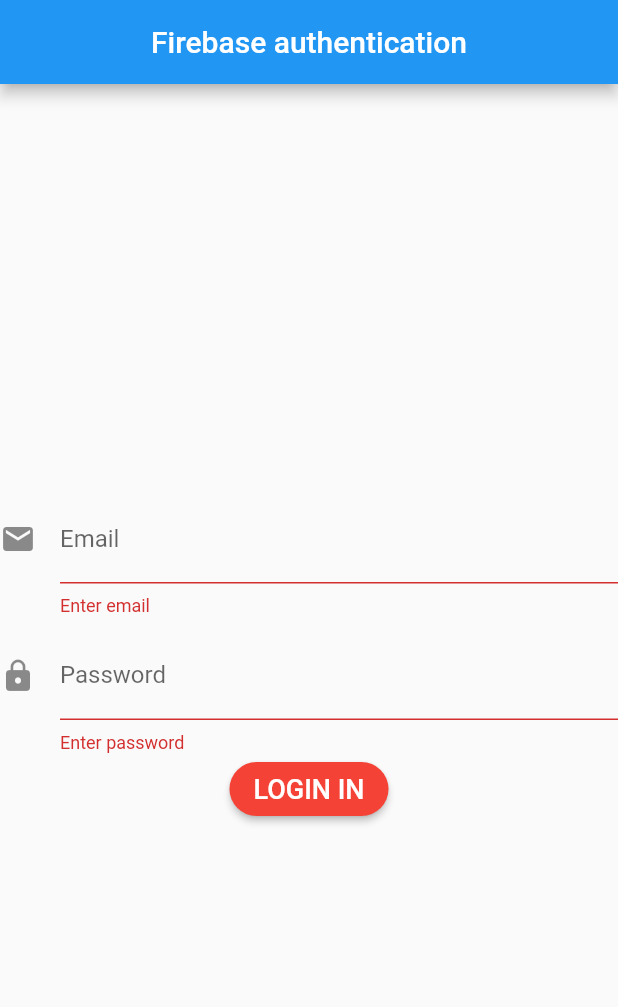
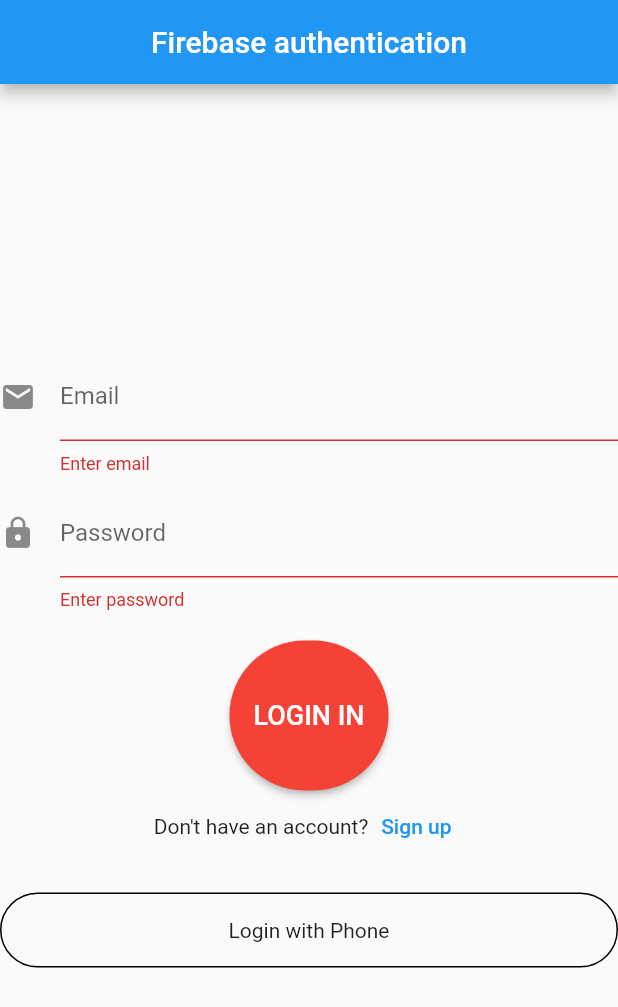
Before and after one commit to ahmedrzza/Firebase-demo, a Flutter app: the screen it shows after launch, after a tap on "LOGIN IN", on a phone screen of 412 x 824 dp. Shown: the top 1007 px of the screen. Run offline on Flutter 3.47's test engine with Material 2 defaults, Android fonts, the phone set to English and light mode, and no system bars; our stand-ins replace firebase_auth, firebase_core, fluttertoast; accounts and stored records are empty.

Commit message:
firebase auth with email and password complete

```diff
--- a/lib/login_Screen.dart
+++ /dev/null
@@ -1,99 +0,0 @@
-import 'package:firebase_auth/firebase_auth.dart';
-import 'package:flutter/material.dart';
-
-class Login_Screen extends StatefulWidget {
-  const Login_Screen({super.key});
-
-  @override
-  State<Login_Screen> createState() => _Login_ScreenState();
-}
-
-class _Login_ScreenState extends State<Login_Screen> {
-  final _formField = GlobalKey<FormState>();
-  TextEditingController emailcontroller = TextEditingController();
-  TextEditingController passwordcontroller = TextEditingController();
-  FirebaseAuth auth = FirebaseAuth.instance;
-  @override
-  void dispose() {
-    // TODO: implement dispose
-    super.dispose();
-    emailcontroller.dispose();
-    passwordcontroller.dispose();
-  }
-
-  @override
-  Widget build(BuildContext context) {
-    return Scaffold(
-      appBar: AppBar(
-        centerTitle: true,
-        title: const Text('Firebase authentication'),
-      ),
-      body: SafeArea(
-          child: Column(
-        mainAxisAlignment: MainAxisAlignment.center,
-        crossAxisAlignment: CrossAxisAlignment.center,
-        children: [
-          Form(
-            key: _formField,
-            child: Column(
-              children: [
-                TextFormField(
-                  controller: emailcontroller,
-                  decoration: const InputDecoration(
-                    icon: Icon(Icons.email),
-                    hintText: 'Write Email?',
-                    labelText: 'Email',
-                  ),
-                  validator: (value) {
-                    if (value!.isEmpty) {
-                      return 'Enter email';
-                    }
-                    return null;
-                  },
-                ),
-                SizedBox(
-                  height: 10,
-                ),
-                TextFormField(
-                  controller: passwordcontroller,
-                  obscureText: true,
-                  keyboardType: TextInputType.number,
-                  decoration: const InputDecoration(
-                    icon: Icon(Icons.lock),
-                    hintText: 'Write password?',
-                    labelText: 'Password',
-                  ),
-                  validator: (value) {
-                    if (value!.isEmpty) {
-                      return 'Enter password';
-                    }
-                    return null;
-                  },
-                ),
-              ],
-            ),
-          ),
-          ElevatedButton(
-            onPressed: () {
-              if (_formField.currentState!.validate()) {
-                auth.createUserWithEmailAndPassword(
-                    email: emailcontroller.text.toString(),
-                    password: passwordcontroller.text.toString());
-              }
-            },
-            style: ElevatedButton.styleFrom(
-              backgroundColor: Colors.red,
-              shape: const StadiumBorder(),
-            ),
-            child: const Text(
-              'LOGIN IN',
-              style: TextStyle(
-                fontSize: 18,
-              ),
-            ),
-          )
-        ],
-      )),
-    );
-  }
-}
--- a/lib/main.dart
+++ b/lib/main.dart
@@ -1,8 +1,8 @@
 import 'package:firebase_core/firebase_core.dart';
 import 'package:flutter/material.dart';
 import 'package:flutterfirebaseproject/firebase_options.dart';
-import 'package:flutterfirebaseproject/login_Screen.dart';
-import 'package:flutterfirebaseproject/splash_Screen.dart';
+import 'package:flutterfirebaseproject/screen/authentication/login_Screen.dart';
+import 'package:flutterfirebaseproject/screen/splash_Screen.dart';
 
 void main() async {
   WidgetsFlutterBinding.ensureInitialized();
--- /dev/null
+++ b/lib/screen/authentication/login_Screen.dart
@@ -0,0 +1,192 @@
+import 'package:firebase_auth/firebase_auth.dart';
+import 'package:flutter/material.dart';
+import 'package:flutter/services.dart';
+import 'package:flutterfirebaseproject/screen/authentication/phoneauth/login_Phone.dart';
+import 'package:flutterfirebaseproject/screen/authentication/sign_up.dart';
+import 'package:flutterfirebaseproject/screen/firebase_database/post_Screen.dart';
+import 'package:flutterfirebaseproject/utils/utils.dart';
+
+class Login_Screen extends StatefulWidget {
+  const Login_Screen({super.key});
+
+  @override
+  State<Login_Screen> createState() => _Login_ScreenState();
+}
+
+class _Login_ScreenState extends State<Login_Screen> {
+  bool loading = false;
+  final _formField = GlobalKey<FormState>();
+  TextEditingController emailcontroller = TextEditingController();
+  TextEditingController passwordcontroller = TextEditingController();
+  final auth = FirebaseAuth.instance;
+  @override
+  void dispose() {
+    // TODO: implement dispose
+    super.dispose();
+    emailcontroller.dispose();
+    passwordcontroller.dispose();
+  }
+
+  login() {
+    setState(() {
+      loading = true;
+    });
+    auth
+        .signInWithEmailAndPassword(
+            email: emailcontroller.text.toString(),
+            password: passwordcontroller.text.toString())
+        .then((value) {
+      Utils().toastMessage(value.user!.email.toString());
+      Navigator.pushReplacement(
+        context,
+        MaterialPageRoute(
+          builder: (context) => Post_Screen(),
+        ),
+      );
+      setState(() {
+        loading = false;
+      });
+    }).onError((error, stackTrace) {
+      Utils().toastMessage(error.toString());
+      setState(() {
+        loading = true;
+      });
+    });
+  }
+
+  @override
+  Widget build(BuildContext context) {
+    return WillPopScope(
+      onWillPop: () async {
+        SystemNavigator.pop();
+        return true;
+      },
+      child: Scaffold(
+        appBar: AppBar(
+          centerTitle: true,
+          title: const Text('Firebase authentication'),
+        ),
+        body: SafeArea(
+          child: Column(
+            mainAxisAlignment: MainAxisAlignment.center,
+            crossAxisAlignment: CrossAxisAlignment.center,
+            children: [
+              Form(
+                key: _formField,
+                child: Column(
+                  children: [
+                    TextFormField(
+                      controller: emailcontroller,
+                      decoration: const InputDecoration(
+                        icon: Icon(Icons.email),
+                        hintText: 'Write Email?',
+                        labelText: 'Email',
+                      ),
+                      validator: (value) {
+                        if (value!.isEmpty) {
+                          return 'Enter email';
+                        }
+                        return null;
+                      },
+                    ),
+                    const SizedBox(
+                      height: 10,
+                    ),
+                    TextFormField(
+                      controller: passwordcontroller,
+                      obscureText: true,
+                      keyboardType: TextInputType.number,
+                      decoration: const InputDecoration(
+                        icon: Icon(Icons.lock),
+                        hintText: 'Write password?',
+                        labelText: 'Password',
+                      ),
+                      validator: (value) {
+                        if (value!.isEmpty) {
+                          return 'Enter password';
+                        }
+                        return null;
+                      },
+                    ),
+                  ],
+                ),
+              ),
+              Padding(
+                padding: const EdgeInsets.only(top: 20),
+                child: ElevatedButton(
+                  onPressed: () {
+                    loading = loading;
+                    if (_formField.currentState!.validate()) {
+                      login();
+                    }
+                  },
+                  style: ElevatedButton.styleFrom(
+                    minimumSize:
+                        Size(MediaQuery.of(context).size.width * 0.2, 100),
+                    backgroundColor: Colors.red,
+                    shape: const StadiumBorder(),
+                  ),
+                  child: loading
+                      ? const CircularProgressIndicator(
+                          strokeWidth: 3,
+                          color: Colors.white,
+                        )
+                      : const Text(
+                          'LOGIN IN',
+                          style: TextStyle(
+                            fontSize: 18,
+                          ),
+                        ),
+                ),
+              ),
+              Row(
+                mainAxisAlignment: MainAxisAlignment.center,
+                children: [
+                  const Text("Don't have an account?"),
+                  TextButton(
+                    onPressed: () {
+                      Navigator.pushReplacement(
+                        context,
+                        MaterialPageRoute(
+                          builder: (context) => Sign_Up_Screen(),
+                        ),
+                      );
+                    },
+                    child: const Text('Sign up'),
+                  )
+                ],
+              ),
+              const SizedBox(
+                height: 20,
+              ),
+              InkWell(
+                onTap: () {
+                  Navigator.push(
+                    context,
+                    MaterialPageRoute(
+                      builder: (context) => const LoginWithPhoneNumber(),
+                    ),
+                  );
+                },
+                child: Container(
+                  height: 50,
+                  decoration: BoxDecoration(
+                    borderRadius: BorderRadius.circular(50),
+                    border: Border.all(
+                      color: Colors.black,
+                    ),
+                  ),
+                  child: Center(
+                    child: Text(
+                      'Login with Phone',
+                    ),
+                  ),
+                ),
+              )
+            ],
+          ),
+        ),
+      ),
+    );
+  }
+}
--- /dev/null
+++ b/lib/screen/splash_Screen.dart
@@ -0,0 +1,66 @@
+import 'dart:async';
+
+import 'package:firebase_auth/firebase_auth.dart';
+import 'package:flutter/material.dart';
+import 'package:flutterfirebaseproject/screen/authentication/login_Screen.dart';
+import 'package:flutterfirebaseproject/screen/firebase_database/post_Screen.dart';
+
+class Splash_Screen extends StatefulWidget {
+  const Splash_Screen({super.key});
+
+  @override
+  State<Splash_Screen> createState() => _Splash_ScreenState();
+}
+
+
+class _Splash_ScreenState extends State<Splash_Screen> {
+  login(context) {
+    final auth = FirebaseAuth.instance;
+    final user = auth.currentUser;
+
+    if (user != null){
+      Timer(
+        Duration(seconds: 3),
+        () => Navigator.pushReplacement(
+          context,
+          (MaterialPageRoute(
+            builder: (context) =>const Post_Screen(),
+          )),
+        ),
+      );
+    }else{
+       Timer(
+        Duration(seconds: 3),
+        () => Navigator.pushReplacement(
+          context,
+          (MaterialPageRoute(
+            builder: (context) =>const Login_Screen(),
+          )),
+        ),
+      );
+    }
+
+  }
+
+  @override
+  void initState() {
+    // TODO: implement initState
+    super.initState();
+    login(context);
+  }
+
+  @override
+  Widget build(BuildContext context) {
+    return const Scaffold(
+      body: Center(
+        child: Text(
+          'FireBase tutorial',
+          style: TextStyle(
+            fontSize: 20,
+            fontWeight: FontWeight.bold,
+          ),
+        ),
+      ),
+    );
+  }
+}
--- a/lib/sign_up.dart
+++ /dev/null
@@ -1 +0,0 @@
-import 'package:flutter/material.dart';
--- a/lib/splash_Screen.dart
+++ /dev/null
@@ -1,47 +0,0 @@
-import 'dart:async';
-
-import 'package:flutter/material.dart';
-import 'package:flutterfirebaseproject/login_Screen.dart';
-
-class Splash_Screen extends StatefulWidget {
-  const Splash_Screen({super.key});
-
-  @override
-  State<Splash_Screen> createState() => _Splash_ScreenState();
-}
-
-class _Splash_ScreenState extends State<Splash_Screen> {
-  login(context) {
-    Timer(
-      Duration(seconds: 3),
-      () => Navigator.pushReplacement(
-        context,
-        (MaterialPageRoute(
-          builder: (context) => Login_Screen(),
-        )),
-      ),
-    );
-  }
-
-  @override
-  void initState() {
-    // TODO: implement initState
-    super.initState();
-    login(context);
-  }
-
-  @override
-  Widget build(BuildContext context) {
-    return const Scaffold(
-      body: Center(
-        child: Text(
-          'FireBase tutorial',
-          style: TextStyle(
-            fontSize: 20,
-            fontWeight: FontWeight.bold,
-          ),
-        ),
-      ),
-    );
-  }
-}
```
Also changed, not shown: lib/screen/authentication/phoneauth/login_Phone.dart (added, +55 -0 lines), lib/screen/authentication/phoneauth/verify_code.dart (added, +24 -0 lines), lib/screen/authentication/sign_up.dart (added, +152 -0 lines), lib/screen/firebase_database/post_Screen.dart (added, +43 -0 lines), lib/utils/utils.dart (added, +16 -0 lines), pubspec.lock.
